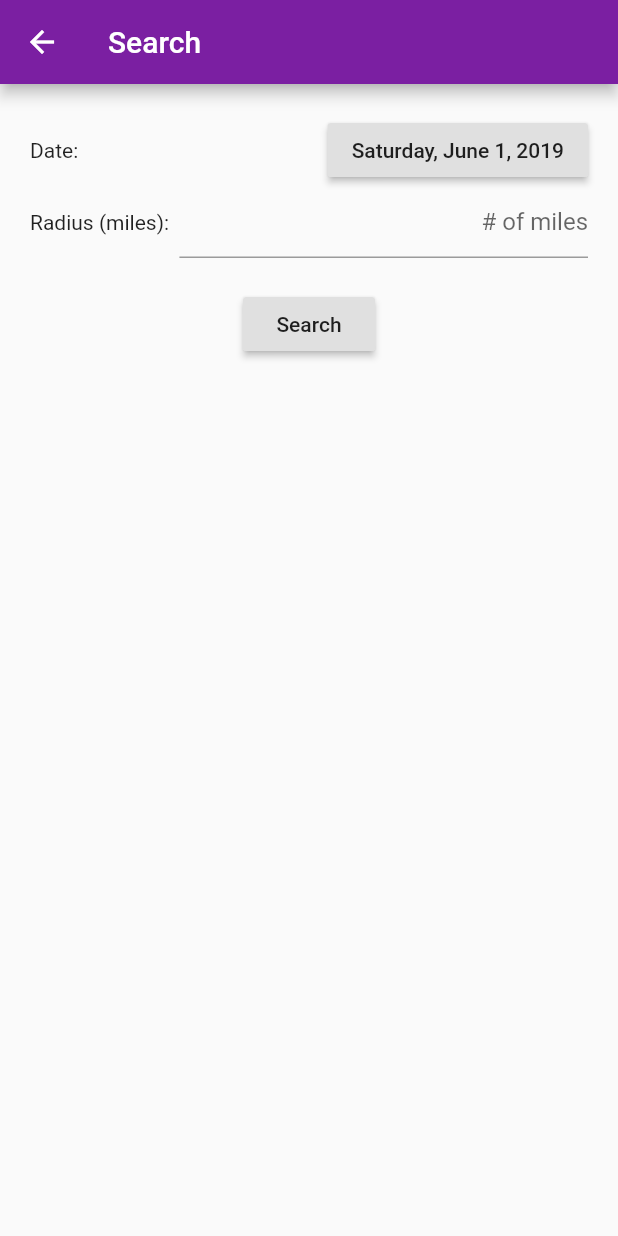
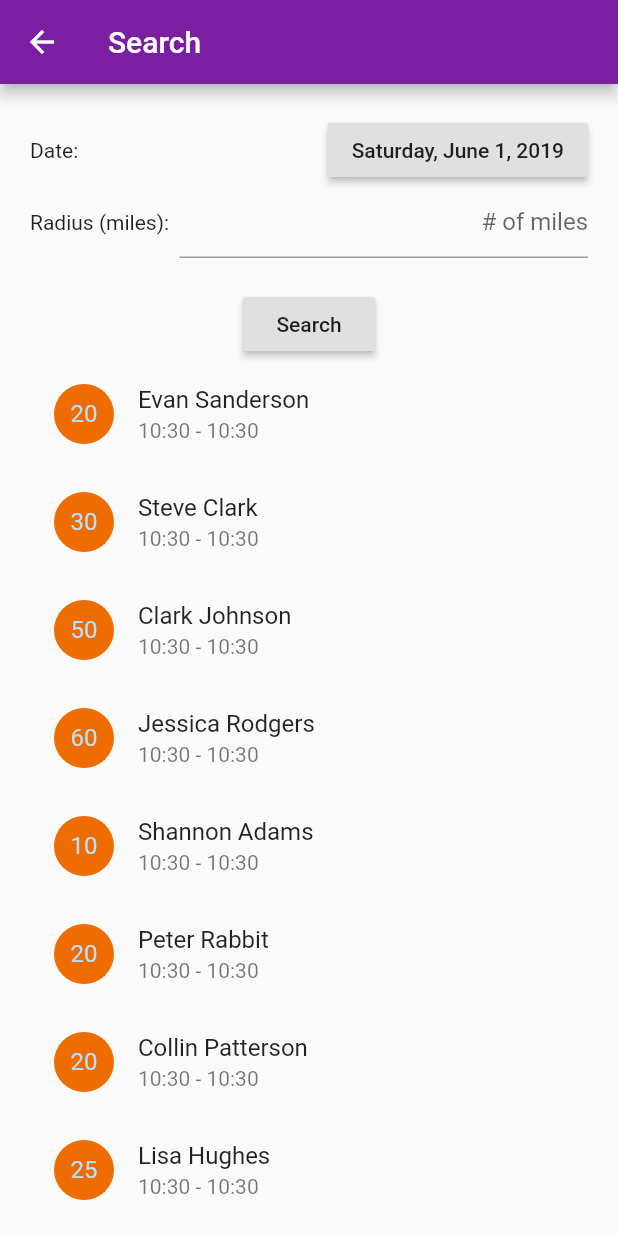
Before and after one commit to gummycat/rpmsny, a Flutter app: the SearchScreen screen opened directly, after a tap on "Search", on a phone screen of 412 x 824 dp. Run offline on Flutter 3.47's test engine with Material 2 defaults, Android fonts, the phone set to English and light mode, and no system bars; our stand-ins replace cloud_firestore, firebase_auth, flare_flutter, google_sign_in, rxdart; accounts and stored records are empty.

Commit message:
Search updates with data on click

```diff
--- a/lib/src/models/event.dart
+++ b/lib/src/models/event.dart
@@ -16,11 +16,8 @@ class Event {
   //Constructor
   Event(this.eventKey, this.host, this.mentee, this.location, this.range, this .startTime, this.endTime);
 
- static List<Event> listEvents(){
-
-  //List<Event> events = new List();
-  //events.add(new Event(101, 'Evan Sanderson', 'Sam Evans', 'Washington DC,20', 5 ));
-  return[
+  static List<Event> listEvents() {
+    return [
       Event('101', Host('Evan Sanderson','Java'), '', 'Washington DC', 20, DateTime.now(), DateTime.now()),
       Event('102', Host('Steve Clark','Flutter'), '', 'New York, NY', 30, DateTime.now(), DateTime.now()),
       Event('103', Host('Clark Johnson','Flutter'), '', 'Washington, DC', 50, DateTime.now(), DateTime.now()),
@@ -32,7 +29,5 @@ class Event {
       Event('109', Host('John Fredrickson', 'Cobol'), '', 'Richmond, VA', 30, DateTime.now(), DateTime.now()),
       Event('100', Host('Fredrick Lewis', 'Perl'), '', 'Richmond, VA', 30, DateTime.now(), DateTime.now()),
     ];
-
-
   }
 }
--- a/lib/src/screens/search_screen.dart
+++ b/lib/src/screens/search_screen.dart
@@ -2,19 +2,21 @@ import 'package:flutter/material.dart';
 import '../blocs/timer_bloc.dart';
 import 'package:provider/provider.dart';
 import 'package:intl/intl.dart';
+import '../models/event.dart';
+import '../models/host.dart';
 
 class SearchScreen extends StatefulWidget {
-
   SearchScreen({Key key}) : super(key: key);
 
   _SearchScreenState createState() => _SearchScreenState();
 }
 
 class _SearchScreenState extends State<SearchScreen> {
-
   _SearchScreenState();
   DateTime selectedDate = DateTime.now();
   final fmt = DateFormat('EEEE, MMMM d, y');
+  final fmtTime = DateFormat('h:m');
+  var events = List<Event>();
 
   Future<Null> _selectDate(BuildContext context) async {
     DateTime now = DateTime.now();
@@ -75,7 +77,27 @@ class _SearchScreenState extends State<SearchScreen> {
               Center(
                 child: RaisedButton(
                   child: Text('Search'),
-                  onPressed: () {},
+                  onPressed: () {
+                    setState(() {
+                      _setSearchResults();
+                    });
+                  },
+                ),
+              ),
+              Flexible(
+                child: ListView.builder(
+                  shrinkWrap: true,
+                  itemCount: events.length,
+                  itemBuilder: (contezt, index) {
+                    return ListTile(
+                      leading: CircleAvatar(
+                        backgroundColor: Theme.of(context).accentColor,
+                        child: Text(events[index].range.toString()),
+                      ),
+                      title: Text(events[index].host.displayName),
+                      subtitle: Text(_getEventSubtitle(events[index])),
+                    );
+                  },
                 ),
               )
             ],
@@ -84,4 +106,26 @@ class _SearchScreenState extends State<SearchScreen> {
       ),
     );
   }
+
+  String _getEventSubtitle(Event event) {
+    String start = fmtTime.format(event.startTime);
+    String end = fmtTime.format(event.endTime);
+
+    return '$start - $end';
+  }
+
+  void _setSearchResults() {
+    events = [
+      Event('101', Host('Evan Sanderson','Java'), '', 'Washington DC', 20, DateTime.now(), DateTime.now()),
+      Event('102', Host('Steve Clark','Flutter'), '', 'New York, NY', 30, DateTime.now(), DateTime.now()),
+      Event('103', Host('Clark Johnson','Flutter'), '', 'Washington, DC', 50, DateTime.now(), DateTime.now()),
+      Event('104', Host('Jessica Rodgers', 'Flutter'),'', 'New York, NY', 60, DateTime.now(), DateTime.now()),
+      Event('105', Host('Shannon Adams', 'JavaScript'), '', 'Washington, DC', 10, DateTime.now(), DateTime.now()),
+      Event('106', Host('Peter Rabbit', 'Dart'), '', 'New York, NY', 20, DateTime.now(), DateTime.now()),
+      Event('107', Host('Collin Patterson','React'), '', 'Washington, DC', 20, DateTime.now(), DateTime.now()),
+      Event('108', Host('Lisa Hughes', 'React'), '', 'Richmond, VA', 25, DateTime.now(), DateTime.now()),
+      Event('109', Host('John Fredrickson', 'Cobol'), '', 'Richmond, VA', 30, DateTime.now(), DateTime.now()),
+      Event('100', Host('Fredrick Lewis', 'Perl'), '', 'Richmond, VA', 30, DateTime.now(), DateTime.now()),
+    ];
+  }
 }
```
Lines whose indentation alone changed are shown as unchanged.
